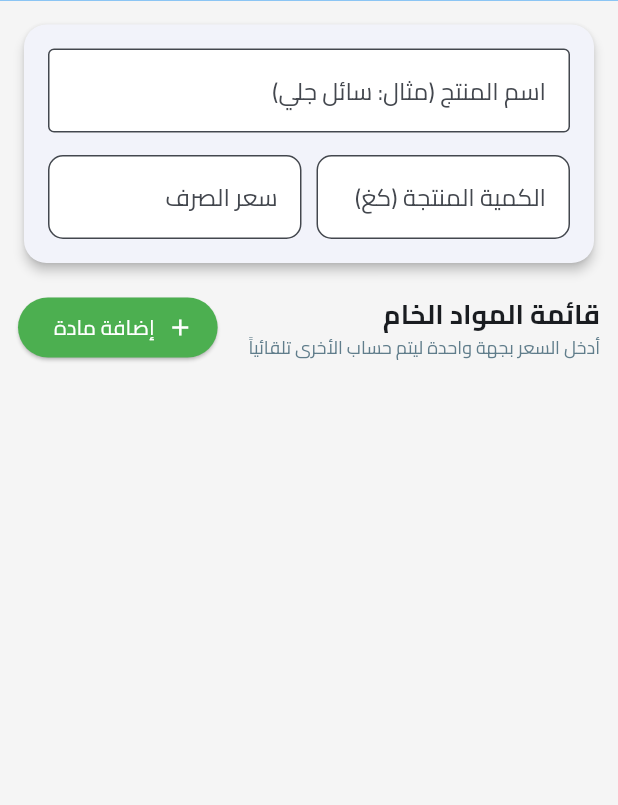
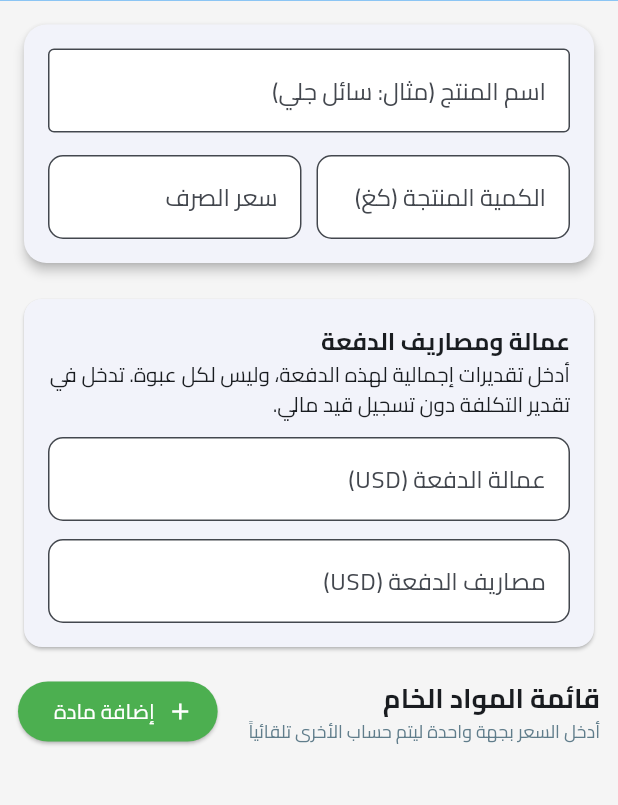
Before and after one commit to basltamr31-glitch/Detergent_ERP_System, a Flutter app: the ProductionManagementScreen screen opened directly, on a phone screen of 412 x 824 dp, the part 106-911 px from its top. Run offline on Flutter 3.47's test engine with Material 3 defaults, Android fonts, the phone set to English and light mode, and no system bars; our stand-ins replace hive, hive_flutter, pdf, printing; accounts and stored records are empty.

Commit message:
Add batch labor and overhead estimates with validated draft migration

```diff
--- a/lib/providers/packaging_provider.dart
+++ b/lib/providers/packaging_provider.dart
@@ -170,7 +170,8 @@ class PackagingProvider extends PersistedDraft {
   @override
   void loadDraft(Map<String, dynamic> data) {
     StateSchema.draft('packaging', data);
-    _densityKgPerLiter = (data['density'] as num? ?? 0).toDouble();
+    _densityKgPerLiter =
+        data['version'] == 2 ? (data['density'] as num).toDouble() : 0;
     _packagesPerCarton = data['perCarton'] as int;
     _cartonPrice = (data['cartonUSD'] as num).toDouble();
     _cartonPriceSYP = (data['cartonSYP'] as num).toDouble();
@@ -183,7 +184,7 @@ class PackagingProvider extends PersistedDraft {
           price: (m['usd'] as num).toDouble(),
           priceSYP: (m['syp'] as num).toDouble(),
           hasCarton: m['carton'],
-          unit: m['unit'] ?? 'g',
+          unit: data['version'] == 2 ? m['unit'] : 'g',
           unitConfirmed: data['version'] == 2 ? m['unitConfirmed'] : false)));
     loadError = null;
     saveError = null;
--- a/lib/providers/production_provider.dart
+++ b/lib/providers/production_provider.dart
@@ -11,6 +11,7 @@ class ProductionProvider extends PersistedDraft {
   String _productName = '';
   double _exchangeRate = 0.0; // افتراضي 1 لتجنب الضرب في صفر
   double _producedQuantity = 0.0;
+  double _laborUSD = 0, _overheadUSD = 0;
   final List<RawMaterial> _rawMaterials = [];
 
   String get productName => _productName;
@@ -19,8 +20,23 @@ class ProductionProvider extends PersistedDraft {
   List<RawMaterial> get rawMaterials =>
       List.unmodifiable(_rawMaterials.map((m) => m.copyWith()));
 
-  double get totalCostUSD => _rawMaterials.fold(
+  double get materialCostUSD => _rawMaterials.fold(
       0.0, (sum, item) => sum + (item.quantity * item.priceUSD));
+  double get laborUSD => _laborUSD;
+  double get overheadUSD => _overheadUSD;
+  double get totalCostUSD => materialCostUSD + _laborUSD + _overheadUSD;
+  void setLaborUSD(double value) {
+    StockValidation.price(value);
+    _laborUSD = value;
+    draftChanged();
+  }
+
+  void setOverheadUSD(double value) {
+    StockValidation.price(value);
+    _overheadUSD = value;
+    draftChanged();
+  }
+
   double get totalCostSYP => totalCostUSD * _exchangeRate;
   double get totalCostUSDKG =>
       _producedQuantity > 0 ? totalCostUSD / _producedQuantity : 0.0;
@@ -77,7 +93,9 @@ class ProductionProvider extends PersistedDraft {
 
   @override
   Map<String, dynamic> toDraft() => {
-        'version': 1,
+        'version': 2,
+        'laborUSD': _laborUSD,
+        'overheadUSD': _overheadUSD,
         'name': _productName,
         'rate': _exchangeRate,
         'quantity': _producedQuantity,
@@ -94,6 +112,9 @@ class ProductionProvider extends PersistedDraft {
   @override
   void loadDraft(Map<String, dynamic> data) {
     StateSchema.draft('production', data);
+    _laborUSD = data['version'] == 2 ? (data['laborUSD'] as num).toDouble() : 0;
+    _overheadUSD =
+        data['version'] == 2 ? (data['overheadUSD'] as num).toDouble() : 0;
     _productName = data['name'] as String;
     _exchangeRate = (data['rate'] as num).toDouble();
     _producedQuantity = (data['quantity'] as num).toDouble();
--- a/lib/screens/final_results_screen.dart
+++ b/lib/screens/final_results_screen.dart
@@ -50,6 +50,12 @@ class FinalResultScreen extends StatelessWidget {
             _pdfRow(loc.finalProductName, prod.productName),
             _pdfRow(loc.totalProducedQuantity, '${prod.producedQuantity} kg'),
             _pdfRow(loc.approvedExchangeRate, '${prod.exchangeRate}'),
+            _pdfRow(isArabic ? 'المواد الخام (USD)' : 'Raw materials (USD)',
+                prod.materialCostUSD.toStringAsFixed(2)),
+            _pdfRow(isArabic ? 'عمالة الدفعة (USD)' : 'Batch labor (USD)',
+                prod.laborUSD.toStringAsFixed(2)),
+            _pdfRow(isArabic ? 'مصاريف الدفعة (USD)' : 'Batch overhead (USD)',
+                prod.overheadUSD.toStringAsFixed(2)),
             _pdfRow('Cost (\$)', '${prod.totalCostUSD.toStringAsFixed(2)} \$'),
             _pdfRow('Cost (SYP)', _syp(prod.totalCostSYP, prod.exchangeRate)),
             _pdfRow(loc.costPerKgUSD,
@@ -122,7 +128,7 @@ class FinalResultScreen extends StatelessWidget {
                   _pdfRow(isArabic ? 'وزن التعبئة (kg)' : 'Fill mass (kg)',
                       pack.fillMassKg(item).toStringAsFixed(6)),
                   _pdfRow(
-                      isArabic ? 'تكلفة السائل USD' : 'Liquid cost USD',
+                      isArabic ? 'تكلفة المنتج USD' : 'Product cost USD',
                       (pack.fillMassKg(item) * prod.totalCostUSDKG)
                           .toStringAsFixed(2)),
                   _pdfRow(
@@ -283,6 +289,15 @@ class FinalResultScreen extends StatelessWidget {
                           'Set a positive exchange rate to calculate SYP totals.',
                           'حدد سعر صرف موجباً لحساب الإجماليات بالليرة السورية.')),
                     _buildSectionCard(localizations.summaryGeneral, [
+                      _resultItem(
+                          t('Raw materials (USD)', 'المواد الخام (USD)'),
+                          productionProvider.materialCostUSD
+                              .toStringAsFixed(2)),
+                      _resultItem(t('Batch labor (USD)', 'عمالة الدفعة (USD)'),
+                          productionProvider.laborUSD.toStringAsFixed(2)),
+                      _resultItem(
+                          t('Batch overhead (USD)', 'مصاريف الدفعة (USD)'),
+                          productionProvider.overheadUSD.toStringAsFixed(2)),
                       _resultItem(localizations.finalProductName,
                           productionProvider.productName),
                       _resultItem(localizations.totalProducedQuantity,
@@ -332,7 +347,7 @@ class FinalResultScreen extends StatelessWidget {
                                     .fillMassKg(item)
                                     .toStringAsFixed(6)),
                             _resultItem(
-                                t('Liquid cost USD', 'تكلفة السائل USD'),
+                                t('Product cost USD', 'تكلفة المنتج USD'),
                                 (packagingProvider.fillMassKg(item) *
                                         productionProvider.totalCostUSDKG)
                                     .toStringAsFixed(2)),
--- a/lib/screens/production_management_screen.dart
+++ b/lib/screens/production_management_screen.dart
@@ -29,6 +29,8 @@ class ProductionManagementScreen extends StatelessWidget {
                 child: Column(
                   children: [
                     _buildMainCard(context, provider, localizations),
+                    const SizedBox(height: 16),
+                    _buildBatchCosts(context, provider),
                     const SizedBox(height: 15),
                     _buildMaterialsList(context, provider, localizations),
                     const SizedBox(height: 20),
@@ -79,7 +81,9 @@ class ProductionManagementScreen extends StatelessWidget {
           padding: const EdgeInsets.all(16),
           child: Column(
             children: [
-              TextField(
+              TextFormField(
+                key: const ValueKey('costing-product-name'),
+                initialValue: provider.productName,
                 onChanged: provider.setProductName,
                 decoration: InputDecoration(
                     labelText: loc.productNameLabel,
@@ -111,6 +115,39 @@ class ProductionManagementScreen extends StatelessWidget {
           ),
         ),
       );
+
+  Widget _buildBatchCosts(BuildContext context, ProductionProvider provider) {
+    final arabic = Localizations.localeOf(context).languageCode == 'ar';
+    String t(String en, String ar) => arabic ? ar : en;
+    return Card(
+        child: Padding(
+            padding: const EdgeInsets.all(16),
+            child: Column(
+              crossAxisAlignment: CrossAxisAlignment.start,
+              children: [
+                Text(t('Batch labor & overhead', 'عمالة ومصاريف الدفعة'),
+                    style: Theme.of(context)
+                        .textTheme
+                        .titleMedium
+                        ?.copyWith(fontWeight: FontWeight.w700)),
+                Text(t(
+                    'Enter total estimates for this batch, not per bottle. They contribute to the cost estimate without posting a financial journal.',
+                    'أدخل تقديرات إجمالية لهذه الدفعة، وليس لكل عبوة. تدخل في تقدير التكلفة دون تسجيل قيد مالي.')),
+                const SizedBox(height: 12),
+                CustomNumericField(
+                    key: const ValueKey('batch-labor'),
+                    label: t('Batch labor (USD)', 'عمالة الدفعة (USD)'),
+                    initialValue: provider.laborUSD,
+                    onChanged: provider.setLaborUSD),
+                const SizedBox(height: 12),
+                CustomNumericField(
+                    key: const ValueKey('batch-overhead'),
+                    label: t('Batch overhead (USD)', 'مصاريف الدفعة (USD)'),
+                    initialValue: provider.overheadUSD,
+                    onChanged: provider.setOverheadUSD),
+              ],
+            )));
+  }
 
   Widget _buildMaterialsList(BuildContext context, ProductionProvider provider,
           AppLocalizations loc) =>
--- a/lib/services/state_schema.dart
+++ b/lib/services/state_schema.dart
@@ -43,10 +43,14 @@ class StateSchema {
   }
 
   static void draft(String key, Map<String, dynamic> data) {
-    if (data['version'] != 1 && !(key == 'packaging' && data['version'] == 2)) {
+    if (![1, 2].contains(data['version'])) {
       throw const FormatException('Unsupported draft version.');
     }
     if (key == 'production') {
+      if (data['version'] == 2) {
+        number(data['laborUSD']);
+        number(data['overheadUSD']);
+      }
       text(data['name']);
       number(data['rate']);
       number(data['quantity']);
```
Also changed, not shown: lib/screens/main_menu_screen.dart (+14 -4 lines), 4 other files.
